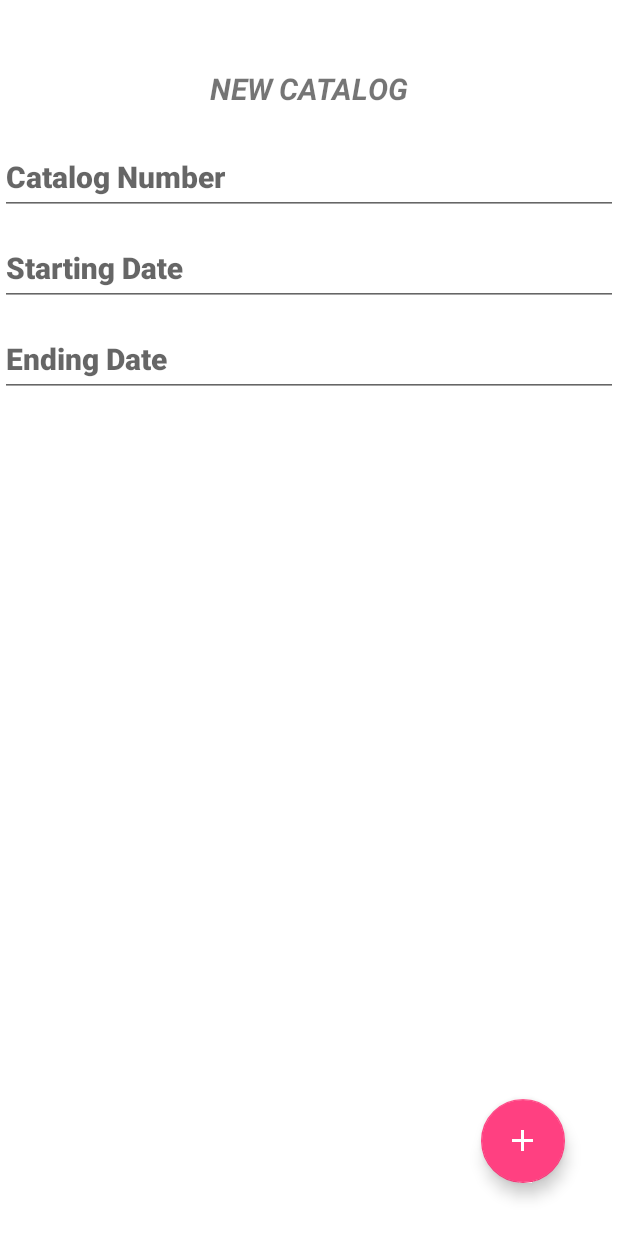
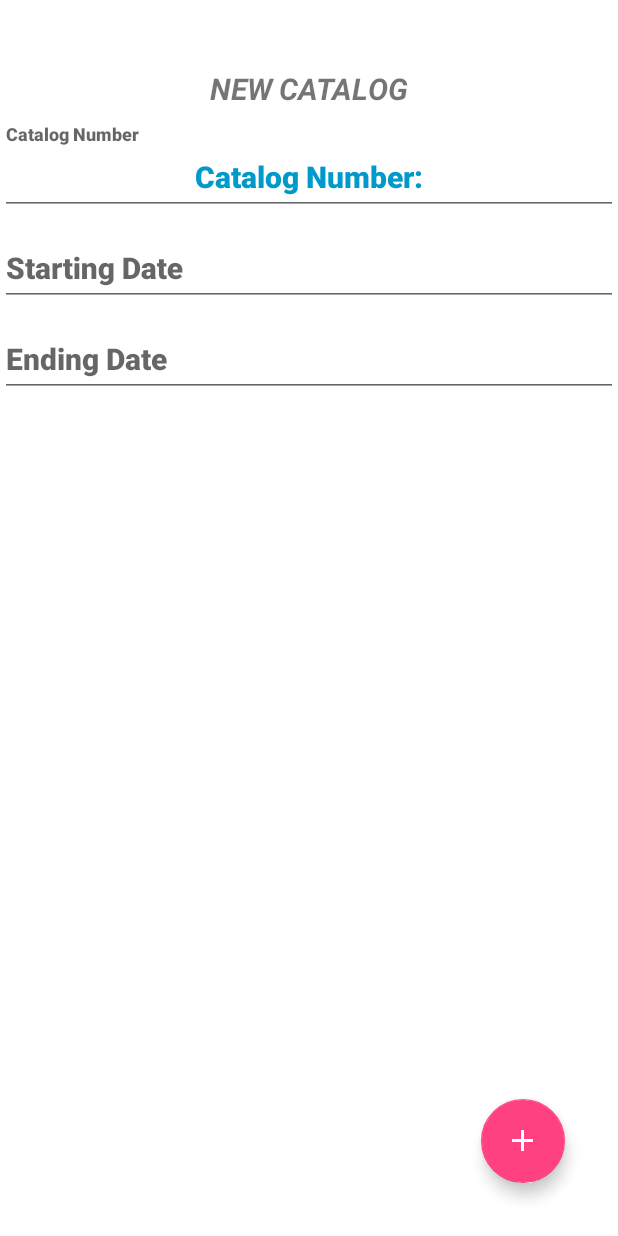
Before and after one commit to Szpansky/ConCat, an Android app: the AddEditCatalogActivity screen opened directly, with no data from a screen before it, on a phone screen of 412 x 824 dp. Run offline under Robolectric (Android 15) with nearby library versions, the phone set to English and light mode, and no system bars; our stand-ins replace AdMob.

Commit message:
Version 1.13 increased text area, disabled ads in main activity

```diff
--- a/app/build.gradle
+++ b/app/build.gradle
@@ -7,8 +7,8 @@ android {
         applicationId "com.apps.szpansky.concat"
         minSdkVersion 16
         targetSdkVersion 25
-        versionCode 4
-        versionName "1.12"
+        versionCode 5
+        versionName "1.13"
         testInstrumentationRunner "android.support.test.runner.AndroidJUnitRunner"
     }
     buildTypes {
--- a/app/src/main/java/com/apps/szpansky/concat/add_edit/AddEditCatalogActivity.java
+++ b/app/src/main/java/com/apps/szpansky/concat/add_edit/AddEditCatalogActivity.java
@@ -59,6 +59,8 @@ public class AddEditCatalogActivity extends AppCompatActivity {
         bundle = getIntent().getExtras();
 
         catalogNumber = (EditText) findViewById(R.id.add_edit_catalogNumber);
+        String catalogNumberDefText = getResources().getString(R.string.catalog_nr)+":";
+        catalogNumber.setText(catalogNumberDefText);
         catalogDateStart = (EditText) findViewById(R.id.add_edit_catalogDateStart);
         catalogDateEnd = (EditText) findViewById(R.id.add_edit_catalogDateEnd);
 
--- a/app/src/main/java/com/apps/szpansky/concat/tools/Database.java
+++ b/app/src/main/java/com/apps/szpansky/concat/tools/Database.java
@@ -69,7 +69,7 @@ public class Database extends SQLiteOpenHelper {
 
         db.execSQL("create table " + TABLE_CATALOGS + " (" +
                 CATALOG_ID + " INTEGER PRIMARY KEY NOT NULL," +
-                CATALOG_NUMBER + " VARCHAR(10) UNIQUE," +
+                CATALOG_NUMBER + " VARCHAR(30) UNIQUE," +
                 CATALOG_DATE_START + " DATE DEFAULT CURRENT_DATE," +
                 CATALOG_DATE_ENDS + " DATE DEFAULT CURRENT_DATE)");
 
@@ -83,7 +83,7 @@ public class Database extends SQLiteOpenHelper {
 
         db.execSQL("create table " + TABLE_ITEMS + " (" +
                 ITEM_ID + " INTEGER PRIMARY KEY NOT NULL," +
-                ITEM_NUMBER + " VARCHAR(6) UNIQUE," +
+                ITEM_NUMBER + " VARCHAR(11) UNIQUE," +
                 ITEM_NAME + " VARCHAR(150)," +
                 ITEM_PRICE + " DECIMAL NOT NULL," +
                 ITEM_DISCOUNT + " VARCHAR(15)," +
--- a/app/src/main/res/layout/activity_add_edit_catalog.xml
+++ b/app/src/main/res/layout/activity_add_edit_catalog.xml
@@ -54,7 +54,7 @@
                     android:layout_width="match_parent"
                     android:layout_height="@dimen/default_edit_text_height"
                     android:hint="@string/catalog_nr"
-                    android:maxLength="7"
+                    android:maxLength="30"
                     android:textAlignment="center"
                     android:textColor="@android:color/holo_blue_dark"
                     android:textStyle="bold" />
--- a/app/src/main/res/layout/activity_add_edit_items.xml
+++ b/app/src/main/res/layout/activity_add_edit_items.xml
@@ -69,7 +69,7 @@
                     android:layout_weight="1"
                     android:hint="@string/code"
                     android:inputType="number"
-                    android:maxLength="5"
+                    android:maxLength="10"
                     android:textAlignment="center"
                     android:textColor="@android:color/holo_blue_dark"
                     android:textStyle="bold" />
```
Also changed, not shown: app/src/main/java/com/apps/szpansky/concat/MainActivity.java (+5 -5 lines).
